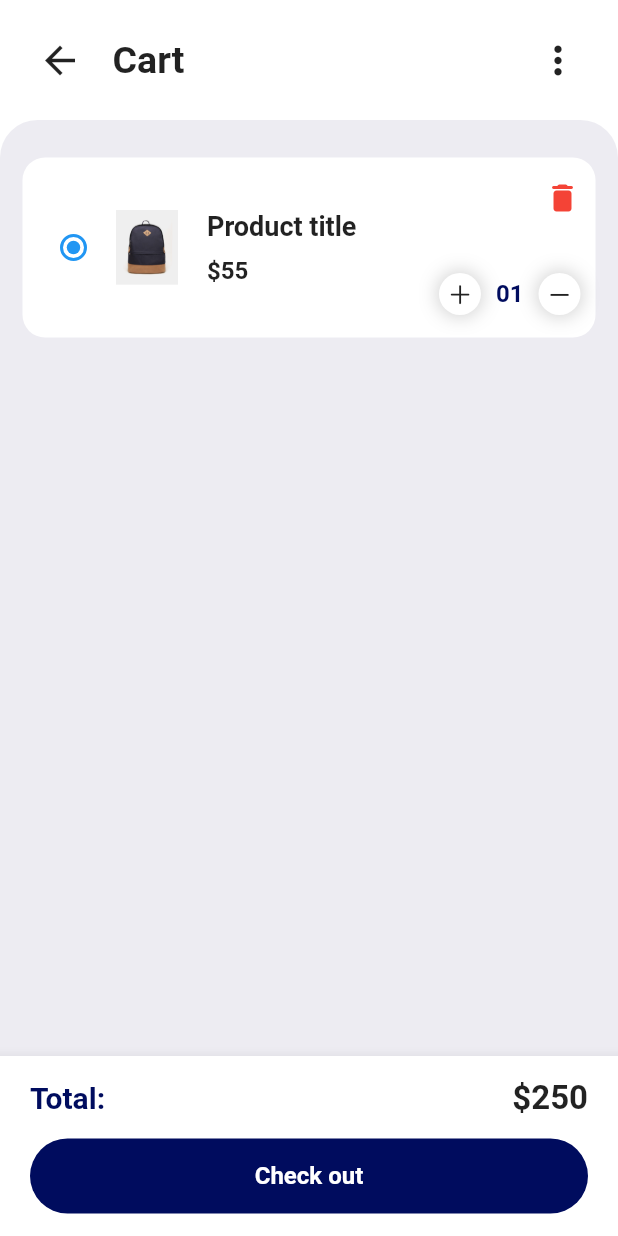
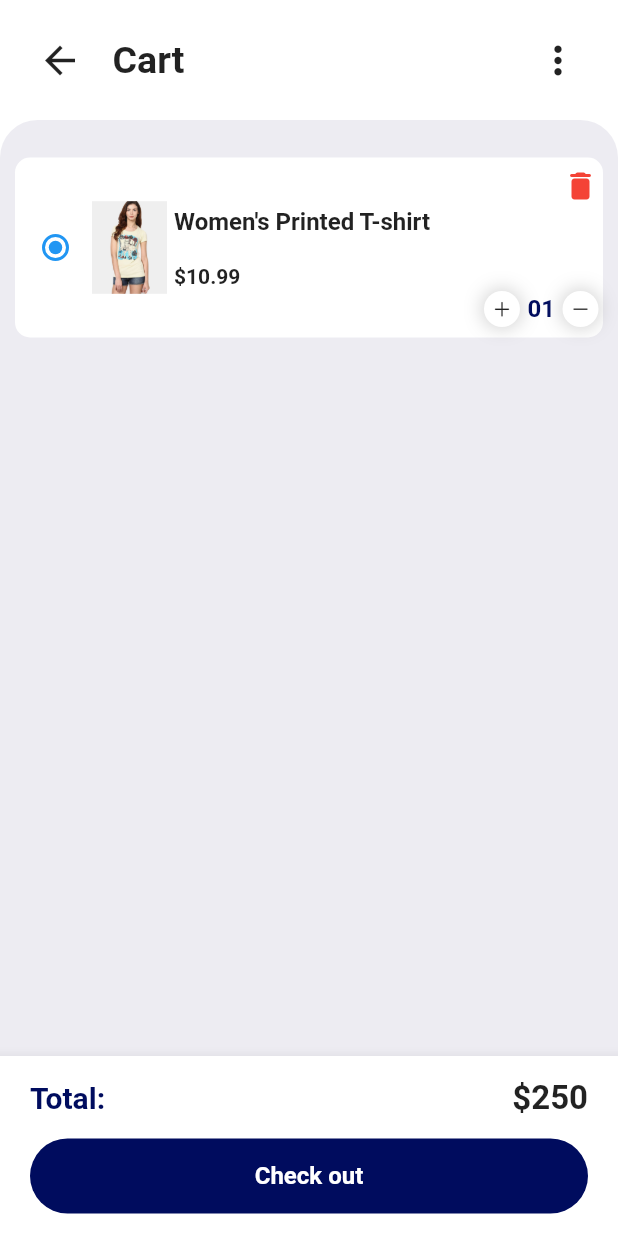
Before and after one commit to smreeti/jsjflutterapp, a Flutter app: the screen it shows after launch, after a tap on an icon or button, on a phone screen of 412 x 824 dp. Run offline on Flutter 3.47's test engine with Material 2 defaults, Android fonts, the phone set to English and light mode, and no system bars; our stand-ins replace curved_navigation_bar.

Commit message:
fetch product detail for cart page

```diff
--- a/lib/models/Product.dart
+++ b/lib/models/Product.dart
@@ -1,5 +1,5 @@
 class Product {
-  int productId;
+  String productId;
   String title;
   double price;
   String imageUrl;
--- a/lib/pages/Cartpage.dart
+++ b/lib/pages/Cartpage.dart
@@ -8,8 +8,15 @@ class CartPage extends StatelessWidget {
 
   @override
   Widget build(BuildContext context) {
+    final arguments =
+        ModalRoute.of(context)!.settings.arguments as Map<String, dynamic>;
+
+    final productId = arguments['productId'];
+    // retrieve more properties of the product as needed
+
     return Scaffold(
-      body: ListView(
+      body: SafeArea(
+        child: ListView(
           children: [
             const CartAppBar(),
             Container(
@@ -22,12 +29,12 @@ class CartPage extends StatelessWidget {
                     topRight: Radius.circular(25),
                   )),
               child: Column(
-              children:  [CartItem()],
+                children: [CartItem(productId: productId)],
               ),
             ),
             Container(
-            margin: const EdgeInsets.symmetric(vertical: 20, horizontal: 15),
-            padding: const EdgeInsets.all(10),
+              margin: const EdgeInsets.symmetric(vertical: 20, horizontal: 5),
+              padding: const EdgeInsets.all(20),
               child: Row(
                 children: [
                   Container(
@@ -44,6 +51,7 @@ class CartPage extends StatelessWidget {
             ),
           ],
         ),
+      ),
       bottomNavigationBar: const CartBottomNavBar(),
     );
   }
--- a/lib/utils/CommonUtility.dart
+++ b/lib/utils/CommonUtility.dart
@@ -18,25 +18,25 @@ List<Product> getProducts() {
   const baseUrl = "images/products/";
   List<Product> products = [
     Product(
-        productId: 1,
+        productId: "1",
         title: 'Women\'s Printed T-shirt',
         price: 10.99,
         imageUrl: "${baseUrl}women-tshirt.png",
         discount: '-5%'),
     Product(
-        productId: 2,
+        productId: "2",
         title: 'Men Grey Jacket',
         price: 20.99,
         imageUrl: "${baseUrl}men-jacket.png",
         discount: '-15%'),
     Product(
-        productId: 3,
+        productId: "3",
         title: 'Red Shirt for Kids',
         price: 30.99,
         imageUrl: "${baseUrl}red-shirt.png",
         discount: '-1%'),
     Product(
-        productId: 4,
+        productId: "4",
         title: 'Black Bagpack',
         price: 12.99,
         imageUrl: "${baseUrl}bagpack.png",
--- a/lib/widgets/CartItem.dart
+++ b/lib/widgets/CartItem.dart
@@ -1,21 +1,31 @@
 import 'package:flutter/cupertino.dart';
 import 'package:flutter/material.dart';
+import 'package:jsjflutterapp/models/Product.dart';
 import 'package:jsjflutterapp/utils/CommonUtility.dart';
 
 class CartItem extends StatelessWidget {
-  const CartItem({super.key});
+  const CartItem({Key? key, required this.productId}) : super(key: key);
+
+  final String productId;
 
   @override
   Widget build(BuildContext context) {
+    // Get the list of products
+    List<Product> products = getProducts();
+
+    // Find the product with the matching ID
+    Product product =
+        products.firstWhere((prod) => prod.productId == productId);
+
     return Column(
       children: [
         Container(
             height: 120,
-            margin: const EdgeInsets.symmetric(horizontal: 15, vertical: 10),
-            padding: const EdgeInsets.all(10),
+            margin: const EdgeInsets.symmetric(horizontal: 10, vertical: 10),
+            padding: const EdgeInsets.all(3),
             decoration: BoxDecoration(
               color: Colors.white,
-              borderRadius: BorderRadius.circular(15),
+              borderRadius: BorderRadius.circular(10),
             ),
             child: Row(
               children: [
@@ -25,23 +35,24 @@ class CartItem extends StatelessWidget {
                   onChanged: (index) {},
                 ),
                 Container(
-                  height: 50,
+                  height: 70,
                   width: 50,
-                  margin: const EdgeInsets.only(right: 15),
-                  child: Image.asset("images/products/bagpack.png"),
+                  margin: const EdgeInsets.only(right: 5),
+                  child: Image.asset(product.imageUrl),
                 ),
                 Padding(
-                  padding: EdgeInsets.symmetric(vertical: 25),
+                  padding: const EdgeInsets.symmetric(vertical: 30),
                   child: Column(
                     crossAxisAlignment: CrossAxisAlignment.start,
                     mainAxisAlignment: MainAxisAlignment.spaceBetween,
-                    children: const [
-                      Text("Product title",
-                          style: TextStyle(
-                              fontSize: 18, fontWeight: FontWeight.bold)),
-                      Text("\$55",
-                          style: TextStyle(
-                            fontSize: 16,
+                    children: [
+                      Flexible(
+                          child: Text(product.title,
+                              style: const TextStyle(
+                                  fontSize: 16, fontWeight: FontWeight.bold))),
+                      Text('\$${product.price.toStringAsFixed(2)}',
+                          style: const TextStyle(
+                            fontSize: 14,
                             fontWeight: FontWeight.bold,
                           ))
                     ],
@@ -49,7 +60,7 @@ class CartItem extends StatelessWidget {
                 ),
                 const Spacer(),
                 Padding(
-                  padding: const EdgeInsets.symmetric(vertical: 5),
+                  padding: const EdgeInsets.symmetric(vertical: 4),
                   child: Column(
                     crossAxisAlignment: CrossAxisAlignment.end,
                     mainAxisAlignment: MainAxisAlignment.spaceBetween,
@@ -74,11 +85,11 @@ class CartItem extends StatelessWidget {
                             ),
                             child: const Icon(
                               CupertinoIcons.plus,
-                              size: 18,
+                              size: 14,
                             ),
                           ),
                           Container(
-                            margin: EdgeInsets.symmetric(horizontal: 10),
+                            margin: const EdgeInsets.symmetric(horizontal: 5),
                             child: Text(
                               "01",
                               style: TextStyle(
@@ -101,7 +112,7 @@ class CartItem extends StatelessWidget {
                             ),
                             child: const Icon(
                               CupertinoIcons.minus,
-                              size: 18,
+                              size: 14,
                             ),
                           )
                         ],
--- a/lib/widgets/ItemsWidget.dart
+++ b/lib/widgets/ItemsWidget.dart
@@ -4,7 +4,6 @@ import 'package:jsjflutterapp/models/Product.dart';
 import 'package:jsjflutterapp/utils/CommonUtility.dart';
 
 class ItemsWidget extends StatelessWidget {
-
   @override
   Widget build(BuildContext context) {
     List<Product> products = getProducts();
@@ -77,7 +76,14 @@ class ItemsWidget extends StatelessWidget {
                       ),
                       InkWell(
                         onTap: () {
-                          Navigator.pushNamed(context, "cart");
+                          Navigator.pushNamed(
+                            context,
+                            'cart',
+                            arguments: {
+                              'productId': products[i].productId
+                              // add more properties of the product as needed
+                            },
+                          );
                         },
                         child: Padding(
                           padding: const EdgeInsets.symmetric(vertical: 10),
```
Lines whose indentation alone changed are shown as unchanged.
